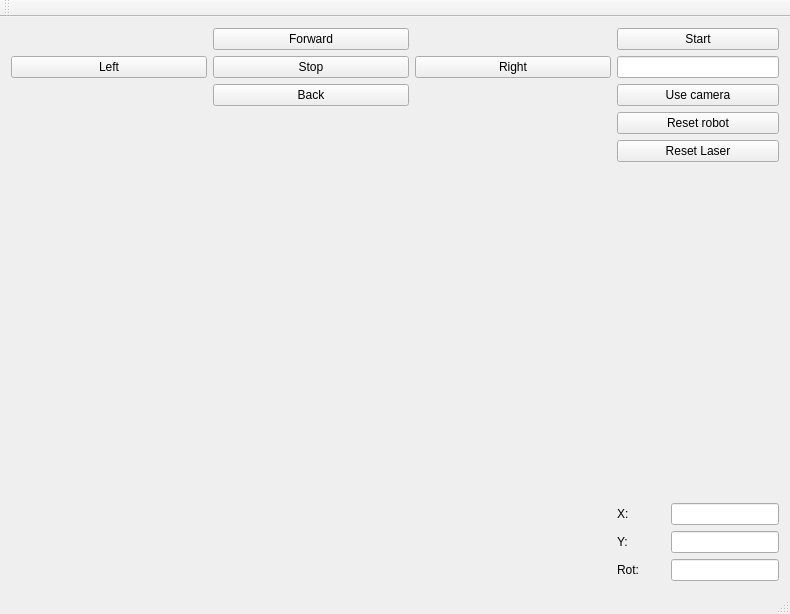
This is demoRMR/mainwindow.ui in mato252311/RMR_Maslen_Kapina as Qt 5 draws it before an edit. The edited form follows.
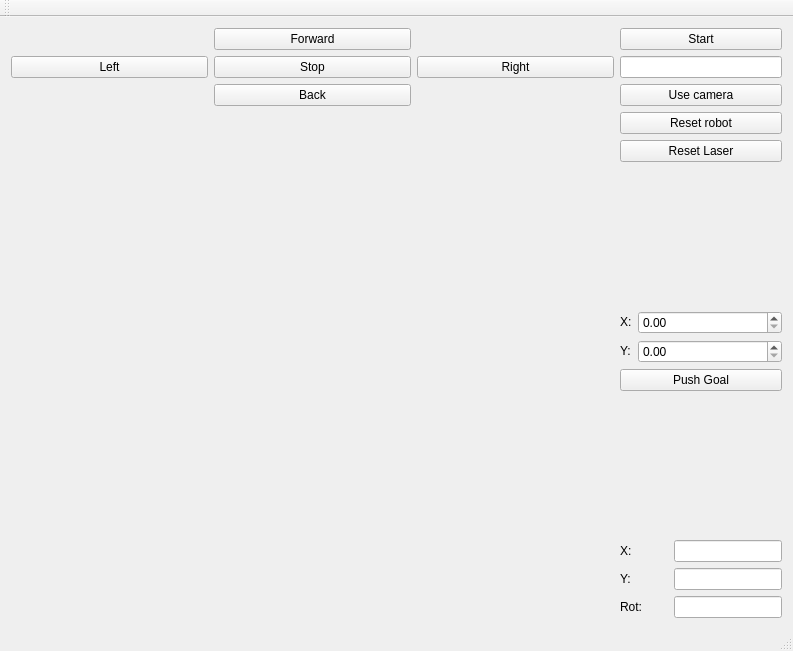
This is the edited form.

Commit message: pridanie UI na zadavanie cielovej polohy

The edit to the form file:
```diff
--- a/demoRMR/mainwindow.ui
+++ b/demoRMR/mainwindow.ui
@@ -6,8 +6,8 @@
    <rect>
     <x>0</x>
     <y>0</y>
-    <width>788</width>
-    <height>614</height>
+    <width>793</width>
+    <height>651</height>
    </rect>
   </property>
   <property name="windowTitle">
@@ -182,6 +182,62 @@
         </property>
        </widget>
       </item>
+      <item>
+       <spacer name="verticalSpacer_2">
+        <property name="orientation">
+         <enum>Qt::Orientation::Vertical</enum>
+        </property>
+        <property name="sizeHint" stdset="0">
+         <size>
+          <width>20</width>
+          <height>40</height>
+         </size>
+        </property>
+       </spacer>
+      </item>
+      <item>
+       <layout class="QGridLayout" name="gridLayout_4" columnstretch="0,0">
+        <item row="3" column="0">
+         <widget class="QLabel" name="label_5">
+          <property name="sizePolicy">
+           <sizepolicy hsizetype="Fixed" vsizetype="Fixed">
+            <horstretch>0</horstretch>
+            <verstretch>0</verstretch>
+           </sizepolicy>
+          </property>
+          <property name="text">
+           <string>Y:</string>
+          </property>
+         </widget>
+        </item>
+        <item row="1" column="0">
+         <widget class="QLabel" name="label_4">
+          <property name="sizePolicy">
+           <sizepolicy hsizetype="Fixed" vsizetype="Fixed">
+            <horstretch>0</horstretch>
+            <verstretch>0</verstretch>
+           </sizepolicy>
+          </property>
+          <property name="text">
+           <string>X:</string>
+          </property>
+         </widget>
+        </item>
+        <item row="1" column="1">
+         <widget class="QDoubleSpinBox" name="doubleSpinBox"/>
+        </item>
+        <item row="3" column="1">
+         <widget class="QDoubleSpinBox" name="doubleSpinBox_2"/>
+        </item>
+       </layout>
+      </item>
+      <item>
+       <widget class="QPushButton" name="pushButton_10">
+        <property name="text">
+         <string>Push Goal</string>
+        </property>
+       </widget>
+      </item>
       <item>
        <spacer name="verticalSpacer">
         <property name="orientation">
```
Left out of the diff: 12 changed lines with no effect on the pictures. The commit also changes 4 other files.
